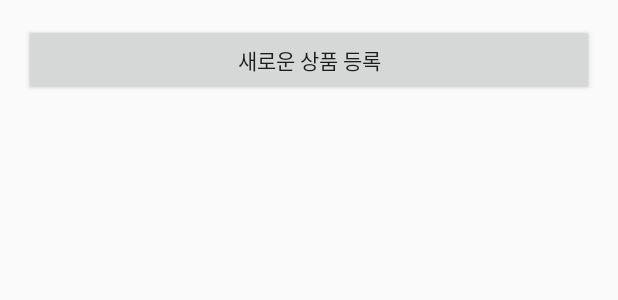
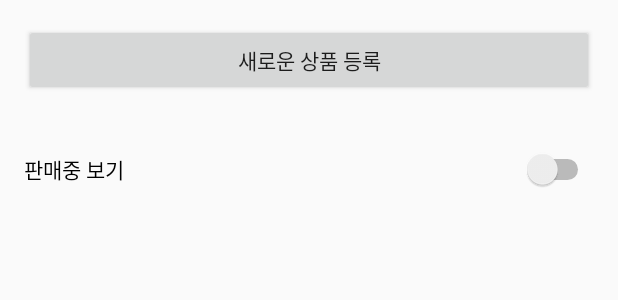
Before and after one commit to Mumbed/WonJoKwon, an Android app: the layout bottom_sheet_layout.xml on its own in the app's theme, with its tools: preview values and no code run, on a phone screen of 412 x 824 dp. Shown: the top 300 px of the screen. Run offline under Robolectric (Android 15) with nearby library versions, the phone set to English and light mode, and no system bars.

```diff
--- /dev/null
+++ b/app/src/main/res/drawable/baseline_image_24.xml
@@ -0,0 +1,5 @@
+<vector android:height="24dp" android:tint="#000000"
+    android:viewportHeight="24" android:viewportWidth="24"
+    android:width="24dp" xmlns:android="http://schemas.android.com/apk/res/android">
+    <path android:fillColor="@android:color/white" android:pathData="M21,19V5c0,-1.1 -0.9,-2 -2,-2H5c-1.1,0 -2,0.9 -2,2v14c0,1.1 0.9,2 2,2h14c1.1,0 2,-0.9 2,-2zM8.5,13.5l2.5,3.01L14.5,12l4.5,6H5l3.5,-4.5z"/>
+</vector>
--- a/app/src/main/res/layout/activity_main.xml
+++ b/app/src/main/res/layout/activity_main.xml
@@ -47,14 +47,13 @@
         app:layout_constraintBottom_toBottomOf="parent"
         app:menu="@menu/bottomnavmenu" />
 
-    <Switch
+    <TextView
         android:id="@+id/filter"
         android:layout_width="wrap_content"
         android:layout_height="wrap_content"
         android:layout_marginTop="20dp"
-        android:layout_marginEnd="20dp"
-        android:text="판매중 보기"
         app:layout_constraintEnd_toEndOf="parent"
+        app:layout_constraintStart_toStartOf="parent"
         app:layout_constraintTop_toTopOf="parent"
         tools:ignore="UseSwitchCompatOrMaterialXml" />
 
--- a/app/src/main/res/layout/bottom_sheet_layout.xml
+++ b/app/src/main/res/layout/bottom_sheet_layout.xml
@@ -1,8 +1,9 @@
 <?xml version="1.0" encoding="utf-8"?>
-<LinearLayout
-    xmlns:android="http://schemas.android.com/apk/res/android"
+<LinearLayout xmlns:android="http://schemas.android.com/apk/res/android"
     android:layout_width="match_parent"
     android:layout_height="wrap_content"
+    xmlns:tools="http://schemas.android.com/tools"
+    xmlns:app="http://schemas.android.com/apk/res-auto"
     android:orientation="vertical"
     android:padding="16dp">
 
@@ -13,8 +14,16 @@
         android:layout_height="wrap_content"
         android:text="새로운 상품 등록" />
 
+    <Switch
+        android:id="@+id/filter"
+        app:layout_constraintEnd_toEndOf="parent"
+        app:layout_constraintTop_toTopOf="parent"
+        tools:ignore="UseSwitchCompatOrMaterialXml"
+        android:layout_width="380dp"
+        android:layout_height="57dp"
+        android:layout_marginTop="20dp"
+        android:layout_marginEnd="20dp"
+        android:text="판매중 보기" />
 
 
-    <!-- 추가적인 메뉴나 내용을 원하는만큼 추가 -->
-
 </LinearLayout>
```
Also changed, not shown: app/src/main/java/com/example/wonjokwon/MainActivity.kt (+34 -26 lines), app/src/main/java/com/example/wonjokwon/MypageFragment.kt (+0 -10 lines).
